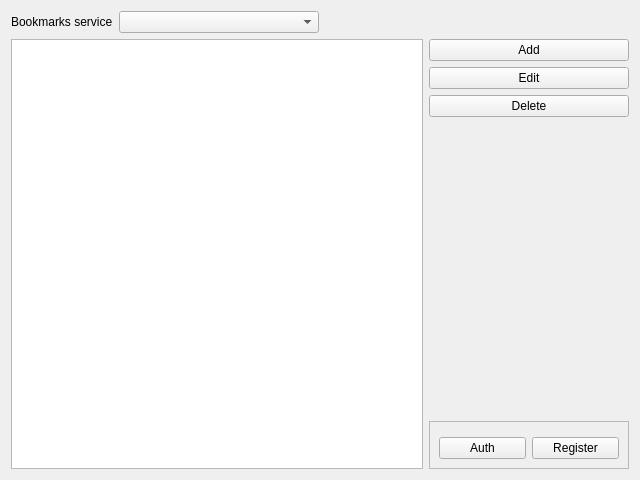
The window that src/plugins/poshuku/plugins/onlinebookmarks/accountssettings.ui (0xd34df00d/leechcraft) describes before a commit, drawn with Qt 5.
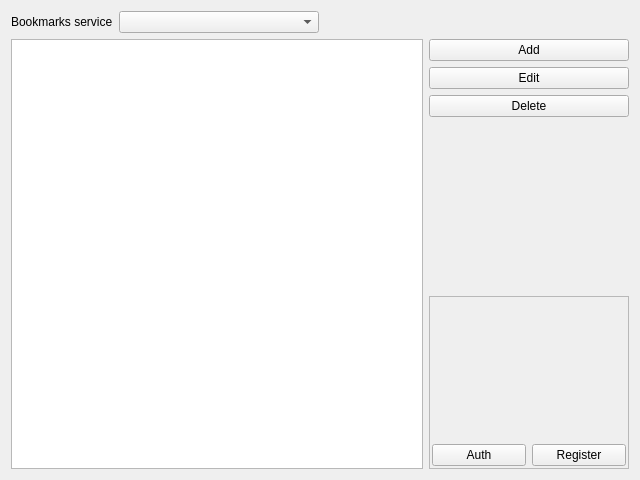
The same window after the commit.

Commit message: Poshuku OnlineBookmarks: show available plugins-service in settings and prepare settings widget for IAuthWidget

What changed in the file:
```diff
--- a/src/plugins/poshuku/plugins/onlinebookmarks/accountssettings.ui
+++ b/src/plugins/poshuku/plugins/onlinebookmarks/accountssettings.ui
@@ -125,6 +125,12 @@
      </item>
      <item>
       <widget class="QFrame" name="LoginFrame_">
+       <property name="sizePolicy">
+        <sizepolicy hsizetype="Preferred" vsizetype="MinimumExpanding">
+         <horstretch>0</horstretch>
+         <verstretch>0</verstretch>
+        </sizepolicy>
+       </property>
        <property name="maximumSize">
         <size>
          <width>200</width>
@@ -138,8 +144,26 @@
         <enum>QFrame::Raised</enum>
        </property>
        <layout class="QGridLayout" name="gridLayout">
+        <property name="margin">
+         <number>2</number>
+        </property>
         <item row="0" column="0">
-         <widget class="QWidget" name="AuthWidget_" native="true"/>
+         <widget class="QWidget" name="AuthWidget_" native="true">
+          <property name="sizePolicy">
+           <sizepolicy hsizetype="Preferred" vsizetype="MinimumExpanding">
+            <horstretch>0</horstretch>
+            <verstretch>0</verstretch>
+           </sizepolicy>
+          </property>
+          <layout class="QGridLayout" name="gridLayout_4">
+           <property name="margin">
+            <number>2</number>
+           </property>
+           <item row="0" column="0">
+            <layout class="QGridLayout" name="gridLayout_3"/>
+           </item>
+          </layout>
+         </widget>
         </item>
         <item row="1" column="0">
          <layout class="QHBoxLayout" name="horizontalLayout">
```
The commit also changes 2 other files.
